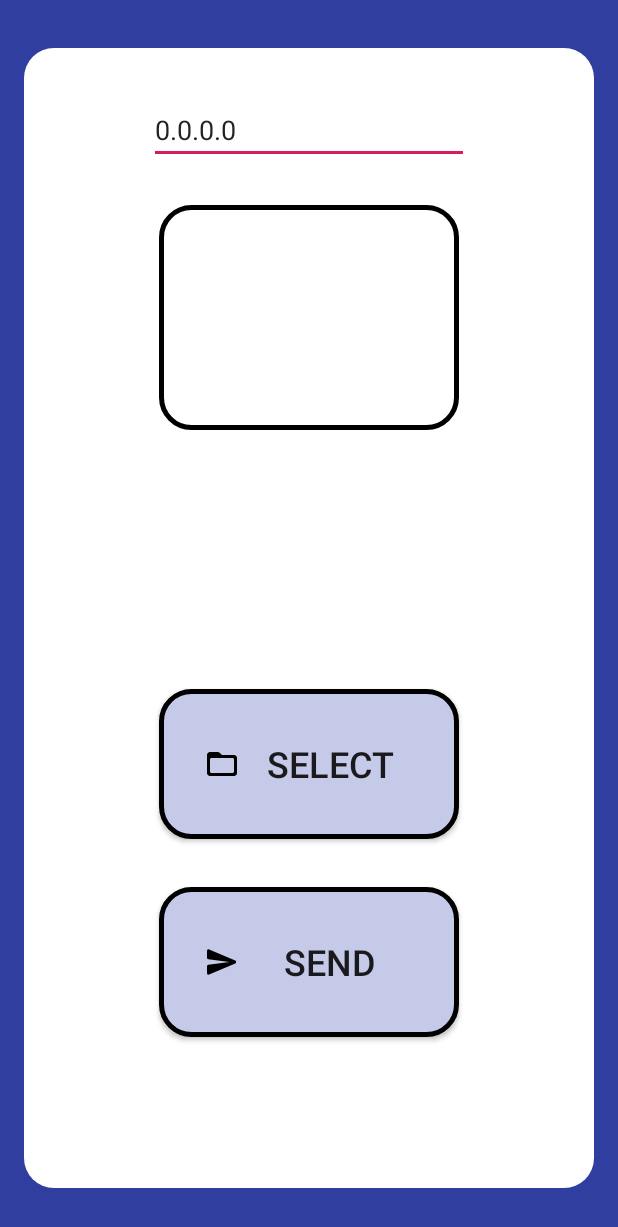
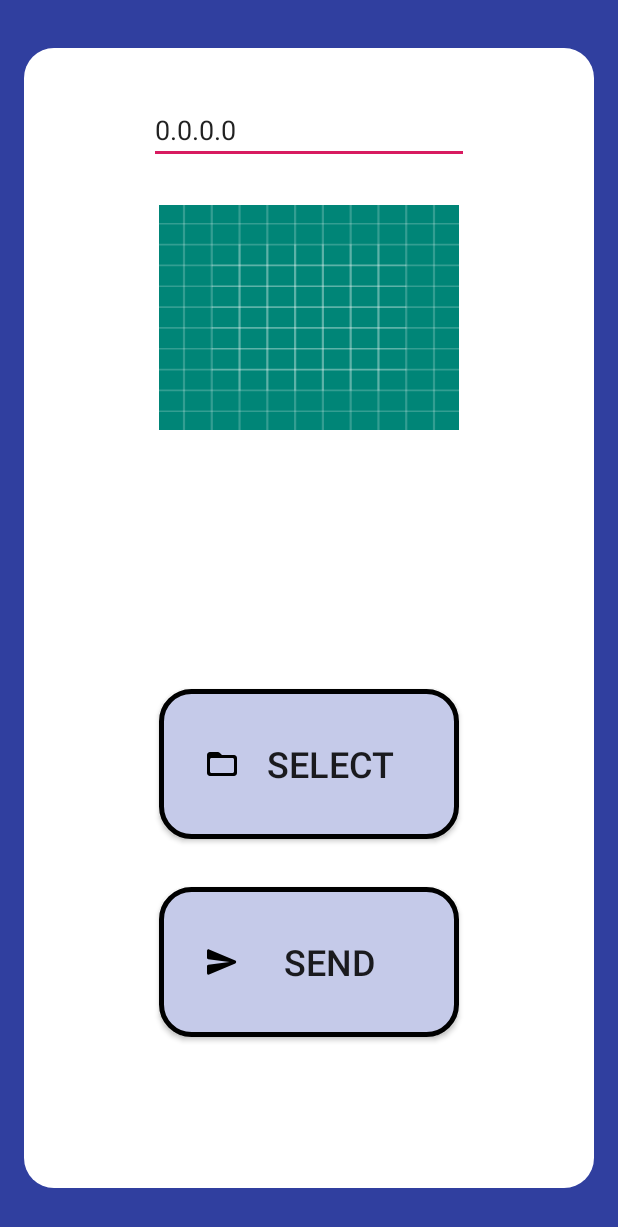
Before and after one commit to brokkoli71/SendApp, an Android app: the screen it shows after launch (MainActivity), on a phone screen of 412 x 824 dp. Shown: the top 1227 px of the screen. Run offline under Robolectric (Android 15) with nearby library versions, the phone set to English and light mode, and no system bars; libraries missing offline, so code that uses them is left out: pub.devrel.easypermissions.

Commit message:
round corners for images

```diff
--- a/app/src/main/java/com/example/send/Todo.txt
+++ b/app/src/main/java/com/example/send/Todo.txt
@@ -4,8 +4,8 @@ communication through router with public IP
 
 first UI:
     two buttons
-    fit height of imageview to ratio of content
-    make images for non visual data
+    fit height of imageview to ratio of content and make image rounded
+    make images for non visual data and empty frame
 
 handling addresses and way of handshake
 
--- a/app/src/main/res/drawable/button.xml
+++ b/app/src/main/res/drawable/button.xml
@@ -3,7 +3,7 @@
     <item>
         <shape android:shape="rectangle">
             <solid android:color="@color/colorButton" />
-            <corners android:radius="20dp" />
+            <corners android:radius="@dimen/round_corners" />
             <stroke android:color="@android:color/black" android:width="5px"/>
         </shape>
     </item>
--- a/app/src/main/res/drawable/content_shape.xml
+++ b/app/src/main/res/drawable/content_shape.xml
@@ -3,7 +3,7 @@
     <item>
         <shape android:shape="rectangle">
             <solid android:color="@color/colorBackground"/>
-            <corners android:radius="20dp" />
+            <corners android:radius="@dimen/round_corners" />
         </shape>
     </item>
 </selector>
--- a/app/src/main/res/drawable/image_view.xml
+++ b/app/src/main/res/drawable/image_view.xml
@@ -1,9 +1,10 @@
 <?xml version="1.0" encoding="utf-8"?>
-<selector xmlns:android="http://schemas.android.com/apk/res/android">
+<layer-list xmlns:android="http://schemas.android.com/apk/res/android">
     <item>
         <shape android:shape="rectangle">
-            <corners android:radius="20dp" />
+            <corners android:radius="@dimen/round_corners" />
             <stroke android:color="@android:color/black" android:width="5px" />
         </shape>
     </item>
-</selector>
+    <item android:drawable="@drawable/ic_launcher_background" />
+</layer-list>
--- a/app/src/main/res/layout/content_main.xml
+++ b/app/src/main/res/layout/content_main.xml
@@ -65,7 +65,8 @@
     <ImageView
         android:id="@+id/imageView"
         android:layout_width="200dp"
-        android:layout_height="150dp"
+        android:layout_height="wrap_content"
+        android:minHeight="150dp"
         app:layout_constraintEnd_toEndOf="parent"
         app:layout_constraintStart_toStartOf="parent"
         app:layout_constraintTop_toBottomOf="@+id/textView"
--- a/app/src/main/res/values/dimens.xml
+++ b/app/src/main/res/values/dimens.xml
@@ -1,3 +1,4 @@
 <resources>
     <dimen name="fab_margin">16dp</dimen>
+    <dimen name="round_corners">20dp</dimen>
 </resources>
```
Also changed, not shown: app/src/main/java/com/example/send/HelperClass.java (added, +35 -0 lines), app/src/main/java/com/example/send/MainActivity.java (+13 -2 lines).
